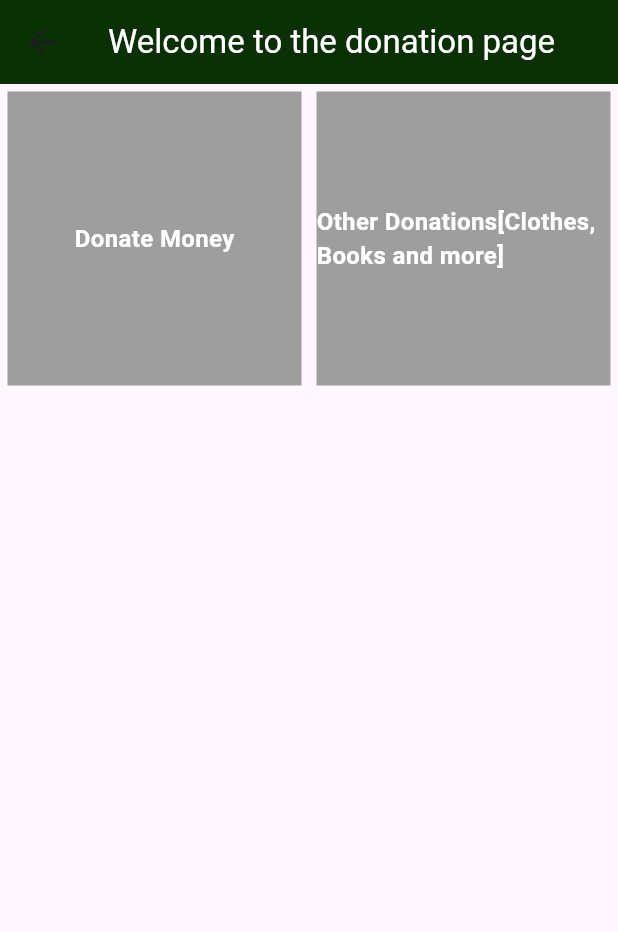
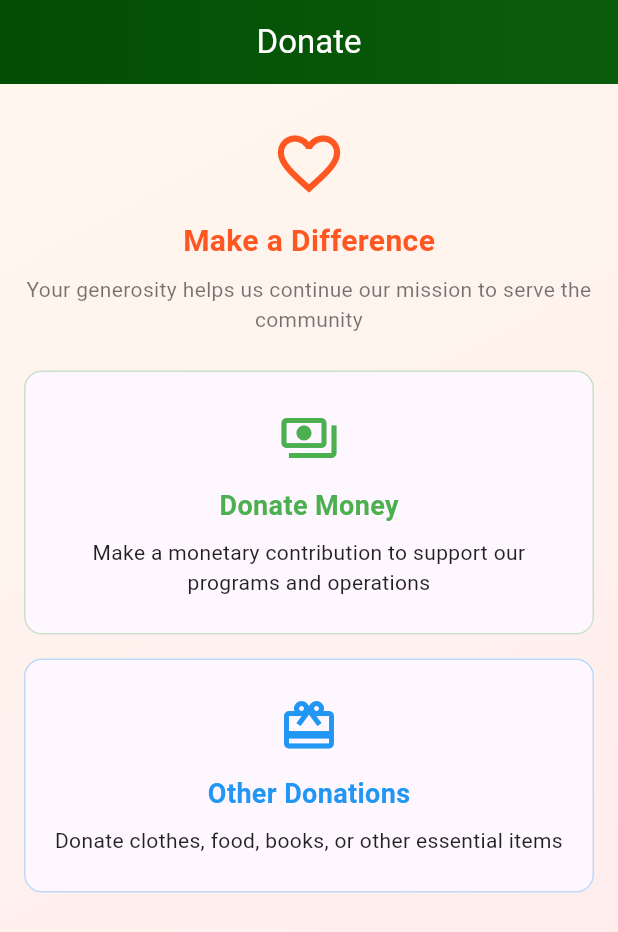
Before and after one commit to KiranBendkoli1/ngo_app, a Flutter app: the screen it shows once a user with an empty profile is signed in, after a tap on "Donate", on a phone screen of 412 x 824 dp. Shown: the top 932 px of the screen. Run offline on Flutter 3.47's test engine with Material 3 defaults, Android fonts, the phone set to English and light mode, and no system bars; our stand-ins replace cloud_firestore, country_picker, firebase_auth, firebase_core, firebase_storage, flutter_image_slideshow and 9 more; missing offline and left inert: razorpay_flutter; accounts and stored records are empty.

Commit message:
feat: ui updates

```diff
--- /dev/null
+++ b/lib/components/action_cards.dart
@@ -0,0 +1,153 @@
+import 'package:flutter/material.dart';
+import 'package:ngo_app_v2/pages/content_navigation.dart';
+import 'package:ngo_app_v2/pages/user_donation.dart';
+import 'package:ngo_app_v2/pages/volunteer_navigation.dart';
+
+class ActionCardsPage extends StatelessWidget {
+  @override
+  Widget build(BuildContext context) {
+    double screenWidth = MediaQuery.of(context).size.width;
+
+    return SingleChildScrollView(
+      padding: const EdgeInsets.all(16),
+      child: Column(
+        children: [
+          ActionCard(
+            title: "Donate",
+            description:
+                "Support our cause through monetary donations or contribute essential items",
+            icon: IconButton(
+              onPressed: () {},
+              icon: Icon(
+                Icons.favorite_outline,
+                size: 32,
+              ),
+              style: ButtonStyle(
+                backgroundColor:
+                    WidgetStatePropertyAll<Color>(Colors.deepOrange),
+                iconColor: WidgetStatePropertyAll<Color>(Colors.white),
+              ),
+            ),
+            gradient:
+                LinearGradient(colors: [Colors.orange.shade50, Colors.white]),
+            textColor: Colors.deepOrange,
+            onTap: () {
+              Navigator.push(
+                context,
+                MaterialPageRoute(builder: (_) => UserDonation()),
+              );
+            },
+          ),
+          SizedBox(height: 20),
+          ActionCard(
+            title: "Volunteer",
+            description:
+                "Join our projects and make a direct impact in your community",
+            icon: IconButton(
+              onPressed: () {},
+              icon: Icon(
+                Icons.groups_2_outlined,
+                size: 32,
+              ),
+              style: ButtonStyle(
+                backgroundColor: WidgetStatePropertyAll<Color>(Colors.blue),
+                iconColor: WidgetStatePropertyAll<Color>(Colors.white),
+              ),
+            ),
+            gradient:
+                LinearGradient(colors: [Colors.blue.shade50, Colors.white]),
+            textColor: Colors.blue,
+            onTap: () {
+              Navigator.push(
+                context,
+                MaterialPageRoute(builder: (_) => VolunteerNavigation()),
+              );
+            },
+          ),
+          SizedBox(height: 20),
+          ActionCard(
+            title: "Posts",
+            description:
+                "Stay updated with our latest activities and share your experiences",
+            icon: IconButton(
+              onPressed: () {},
+              icon: Icon(
+                Icons.chat_bubble_outline,
+                size: 32,
+              ),
+              style: ButtonStyle(
+                backgroundColor: WidgetStatePropertyAll<Color>(Colors.green),
+                iconColor: WidgetStatePropertyAll<Color>(Colors.white),
+              ),
+            ),
+            gradient:
+                LinearGradient(colors: [Colors.green.shade50, Colors.white]),
+            textColor: Colors.green,
+            onTap: () {
+              Navigator.push(
+                context,
+                MaterialPageRoute(builder: (_) => ContentNavigation()),
+              );
+            },
+          ),
+        ],
+      ),
+    );
+  }
+}
+
+class ActionCard extends StatelessWidget {
+  final String title;
+  final String description;
+  final IconButton icon;
+  final Gradient gradient;
+  final Color textColor;
+  final VoidCallback onTap;
+
+  const ActionCard({
+    required this.title,
+    required this.description,
+    required this.icon,
+    required this.gradient,
+    required this.textColor,
+    required this.onTap,
+  });
+
+  @override
+  Widget build(BuildContext context) {
+    return Material(
+      elevation: 1,
+      borderRadius: BorderRadius.circular(12),
+      child: InkWell(
+        onTap: onTap,
+        borderRadius: BorderRadius.circular(12),
+        child: Container(
+          padding: EdgeInsets.symmetric(vertical: 24, horizontal: 16),
+          decoration: BoxDecoration(
+            gradient: gradient,
+            borderRadius: BorderRadius.circular(12),
+          ),
+          child: Column(
+            children: [
+              icon,
+              SizedBox(height: 12),
+              Text(
+                title,
+                style: TextStyle(
+                    fontSize: 20,
+                    fontWeight: FontWeight.w600,
+                    color: textColor),
+              ),
+              SizedBox(height: 8),
+              Text(
+                description,
+                textAlign: TextAlign.center,
+                style: TextStyle(fontSize: 14, color: textColor, fontWeight: FontWeight.w400),
+              ),
+            ],
+          ),
+        ),
+      ),
+    );
+  }
+}
--- /dev/null
+++ b/lib/components/donation_options_card.dart
@@ -0,0 +1,59 @@
+import 'package:flutter/material.dart';
+
+class DonationOptionCard extends StatelessWidget {
+  final IconData icon;
+  final Color iconColor;
+  final String title;
+  final String description;
+  final VoidCallback onTap;
+  final Color borderColor;
+
+  const DonationOptionCard({
+    super.key,
+    required this.icon,
+    required this.iconColor,
+    required this.title,
+    required this.description,
+    required this.onTap,
+    required this.borderColor,
+  });
+
+  @override
+  Widget build(BuildContext context) {
+    return Material(
+      elevation: 0,
+      borderRadius: BorderRadius.circular(12),
+      child: InkWell(
+        onTap: onTap,
+        borderRadius: BorderRadius.circular(12),
+        child: Container(
+          width: double.infinity,
+          padding: const EdgeInsets.symmetric(vertical: 24, horizontal: 16),
+          decoration: BoxDecoration(
+            borderRadius: BorderRadius.circular(12),
+            border: Border.all(color: borderColor.withOpacity(0.3)),
+          ),
+          child: Column(
+            children: [
+              Icon(icon, size: 40, color: iconColor),
+              const SizedBox(height: 12),
+              Text(
+                title,
+                style: TextStyle(
+                    fontSize: 18,
+                    fontWeight: FontWeight.bold,
+                    color: iconColor),
+              ),
+              const SizedBox(height: 8),
+              Text(
+                description,
+                textAlign: TextAlign.center,
+                style: const TextStyle(fontSize: 14, color: Colors.black87),
+              ),
+            ],
+          ),
+        ),
+      ),
+    );
+  }
+}
--- a/lib/pages/user_donation.dart
+++ b/lib/pages/user_donation.dart
@@ -1,4 +1,5 @@
 import 'package:flutter/material.dart';
+import 'package:ngo_app_v2/components/donation_options_card.dart';
 import 'package:ngo_app_v2/pages/otherthings_donation.dart';
 import 'package:ngo_app_v2/pages/payment_home.dart';
 
@@ -14,63 +15,100 @@ class _UserDonationState extends State<UserDonation> {
   Widget build(BuildContext context) {
     return Scaffold(
       appBar: AppBar(
+        automaticallyImplyLeading: false,
         backgroundColor: Color(0xff0b3005),
         title: const Text(
-          "Welcome to the donation page",
+          "Donate",
           style: TextStyle(color: Color(0xffffffff)),
         ),
+        flexibleSpace: Container(
+          decoration: BoxDecoration(
+            gradient: LinearGradient(
+                begin: Alignment.centerLeft,
+                end: Alignment.centerRight,
+                colors: [
+                  Color(0xFF024E04),
+                  Color(0xFF0B5D0B),
+                ]),
+          ),
+        ),
+        centerTitle: true,
       ),
       body: Container(
-        child: GridView(
-            gridDelegate:
-                SliverGridDelegateWithFixedCrossAxisCount(crossAxisCount: 2),
+        decoration: BoxDecoration(
+          gradient: LinearGradient(
+            begin: Alignment.topLeft,
+            end: Alignment.bottomRight,
+            colors: [
+              Color(0xFFFFF7ED), // approx. orange-50
+              Color(0xFFFFEBEE), // approx. red-50
+            ],
+          ),
+        ),
+        child: Padding(
+          padding: const EdgeInsets.all(16.0),
+          child: Column(
             children: [
-              GestureDetector(
+              const SizedBox(height: 12),
+              const Icon(Icons.favorite_outline,
+                  color: Colors.deepOrange, size: 50),
+              const SizedBox(height: 12),
+              const Text(
+                "Make a Difference",
+                style: TextStyle(
+                    fontSize: 20,
+                    fontWeight: FontWeight.bold,
+                    color: Colors.deepOrange),
+              ),
+              const SizedBox(height: 8),
+              const Text(
+                "Your generosity helps us continue our mission to serve the community",
+                textAlign: TextAlign.center,
+                style: TextStyle(fontSize: 14, color: Colors.black54),
+              ),
+              const SizedBox(height: 24),
+
+              /// 💸 Donate Money Card
+              DonationOptionCard(
+                key: const Key("donate_money_card"),
+                icon: Icons.payments_outlined,
+                iconColor: Colors.green,
+                title: "Donate Money",
+                description:
+                    "Make a monetary contribution to support our programs and operations",
+                borderColor: Colors.green,
                 onTap: () {
                   Navigator.push(
                     context,
-                      MaterialPageRoute(builder: (context) => HomePage()),
+                    MaterialPageRoute(builder: (_) => const HomePage()),
                   );
                 },
-                  child: Container(
-                      alignment: Alignment.center,
-                      color: Colors.grey,
-                      margin: EdgeInsets.all(5),
-                      child: Text(
-                        'Donate Money',
-                        style: TextStyle(
-                          fontWeight: FontWeight.w700,
-                          fontStyle: FontStyle.normal,
-                          fontSize: 16,
-                          color: Color(0xffffffff),
               ),
-                        textAlign: TextAlign.start,
-                        overflow: TextOverflow.clip,
-                      ))),
-              GestureDetector(
+              const SizedBox(height: 16),
+
+              /// 📦 Other Donations Card
+              DonationOptionCard(
+                key: const Key("other_donations_card"),
+                icon: Icons.card_giftcard,
+                iconColor: Colors.blue,
+                title: "Other Donations",
+                description:
+                    "Donate clothes, food, books, or other essential items",
+                borderColor: Colors.blue,
                 onTap: () {
                   Navigator.push(
                     context,
                     MaterialPageRoute(
-                          builder: (context) => PickupScheduleForm()),
+                        builder: (_) => const PickupScheduleForm()),
                   );
                 },
-                  child: Container(
-                      alignment: Alignment.center,
-                      color: Colors.grey,
-                      margin: EdgeInsets.all(5),
-                      child: Text(
-                        'Other Donations[Clothes, Books and more]',
-                        style: TextStyle(
-                          fontWeight: FontWeight.w700,
-                          fontStyle: FontStyle.normal,
-                          fontSize: 16,
-                          color: Color(0xffffffff),
               ),
-                        textAlign: TextAlign.start,
-                        overflow: TextOverflow.clip,
-                      ))),
-            ]),
+              const SizedBox(height: 24),
+
+              const SizedBox(height: 32),
+            ],
+          ),
+        ),
       ),
     );
   }
--- a/lib/pages/user_homepage.dart
+++ b/lib/pages/user_homepage.dart
@@ -1,5 +1,6 @@
 import 'package:flutter/material.dart';
 import 'package:flutter_image_slideshow/flutter_image_slideshow.dart';
+import 'package:ngo_app_v2/components/action_cards.dart';
 import 'package:ngo_app_v2/pages/content_navigation.dart';
 import 'package:ngo_app_v2/utils/authentication.dart';
 import 'package:ngo_app_v2/pages/landing_page.dart';
@@ -20,7 +21,6 @@ class UserHomePage extends StatelessWidget {
             style: TextStyle(color: Colors.white),
           ),
           flexibleSpace: Container(
-            // ignore: prefer_const_constructors
             decoration: BoxDecoration(
               gradient: LinearGradient(
                   begin: Alignment.centerLeft,
@@ -35,7 +35,12 @@ class UserHomePage extends StatelessWidget {
           toolbarHeight: screenHeight / 12,
           actions: [
             IconButton(
-              icon: Icon(Icons.logout_rounded),
+              icon: Icon(Icons.logout_outlined),
+              style: ButtonStyle(
+                backgroundColor:
+                    WidgetStatePropertyAll<Color>(Color(0xFF0B4A0E)),
+                iconColor: WidgetStatePropertyAll<Color>(Colors.white),
+              ),
               onPressed: () {
                 AuthenticationHelper().signOut();
                 Navigator.push(
@@ -49,139 +54,7 @@ class UserHomePage extends StatelessWidget {
           ],
         ),
         body: SingleChildScrollView(
-          child: Column(
-            mainAxisSize: MainAxisSize.max,
-            mainAxisAlignment: MainAxisAlignment.spaceBetween,
-            children: [
-              ImageSlideshow(
-                  indicatorColor: Colors.green,
-                  onPageChanged: (value) {
-                    debugPrint('Page changed: $value');
-                  },
-                  autoPlayInterval: 5000,
-                  isLoop: true,
-                  children: [
-                    Image.asset(
-                      'assets/images/blooddonation.png',
-                      fit: BoxFit.cover,
-                    ),
-                    Image.asset(
-                      'assets/images/computerlitracy.jpg',
-                      fit: BoxFit.cover,
-                    ),
-                    Image.asset(
-                      'assets/images/edu.png',
-                      fit: BoxFit.cover,
-                    ),
-                  ]),
-              SizedBox(
-                height: 30,
-              ),
-              Row(
-                mainAxisAlignment: MainAxisAlignment.spaceAround,
-                children: [
-                  MaterialButton(
-                    onPressed: () {
-                      Navigator.push(
-                        context,
-                        MaterialPageRoute(
-                          builder: (context) => UserDonation(),
-                        ),
-                      );
-                    },
-                    child: Container(
-                      decoration: BoxDecoration(
-                        borderRadius: BorderRadius.circular(16),
-                        color: Colors.grey,
-                      ),
-                      child: Column(children: [
-                        Image.asset(
-                          "assets/images/donate.png",
-                          height: screenWidth / 3,
-                          width: screenWidth / 3,
-                          fit: BoxFit.fitWidth,
-                        ),
-                        Text(
-                          "Donate",
-                          style:
-                              TextStyle(color: Color(0xFF0B4A0E), fontSize: 18),
-                        ),
-                        SizedBox(
-                          height: 5,
-                        )
-                      ]),
-                    ),
-                  ),
-                  MaterialButton(
-                    onPressed: () {
-                      Navigator.push(
-                        context,
-                        MaterialPageRoute(
-                          builder: (context) => VolunteerNavigation(),
-                        ),
-                      );
-                    },
-                    child: Container(
-                      decoration: BoxDecoration(
-                        borderRadius: BorderRadius.circular(16),
-                        color: Colors.grey,
-                      ),
-                      child: Column(children: [
-                        Image.asset(
-                          "assets/images/volunteer.png",
-                          height: screenWidth / 3,
-                          width: screenWidth / 3,
-                          fit: BoxFit.fitWidth,
-                        ),
-                        Text(
-                          "Volunteer",
-                          style:
-                              TextStyle(color: Color(0xFF0B4A0E), fontSize: 18),
-                        ),
-                        SizedBox(
-                          height: 5,
-                        )
-                      ]),
-                    ),
-                  ),
-                ],
-              ),
-              SizedBox(
-                height: 30,
-              ),
-              MaterialButton(
-                onPressed: () {
-                  Navigator.push(
-                    context,
-                    MaterialPageRoute(
-                      builder: (context) => ContentNavigation(),
-                    ),
-                  );
-                },
-                child: Container(
-                  decoration: BoxDecoration(
-                    borderRadius: BorderRadius.circular(16),
-                    color: Colors.grey,
-                  ),
-                  child: Column(children: [
-                    Image.asset(
-                      "assets/images/social.png",
-                      height: screenWidth / 3,
-                      width: screenWidth / 3,
-                      fit: BoxFit.fitWidth,
-                    ),
-                    Text(
-                      "Posts",
-                      style: TextStyle(color: Color(0xFF0B4A0E), fontSize: 18),
-                    ),
-                    SizedBox(
-                      height: 5,
-                    )
-                  ]),
-                ),
-              ),
-            ],
-          ),
+          child: ActionCardsPage()
         ));
   }
 }
```
Lines whose indentation alone changed are shown as unchanged.
